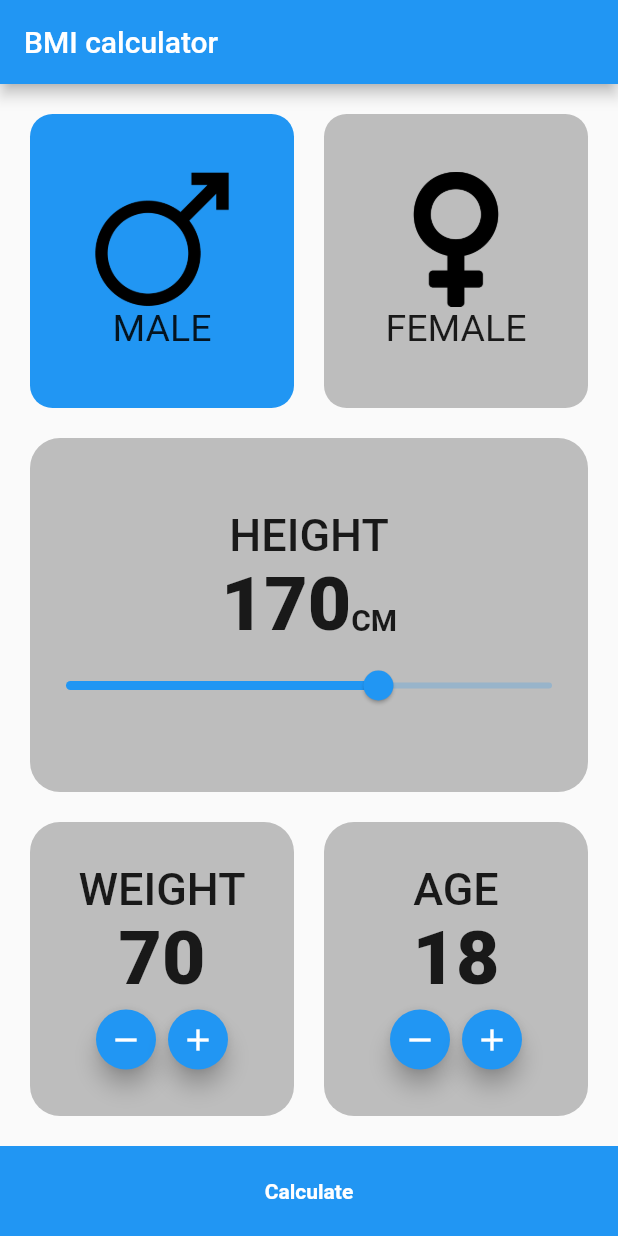
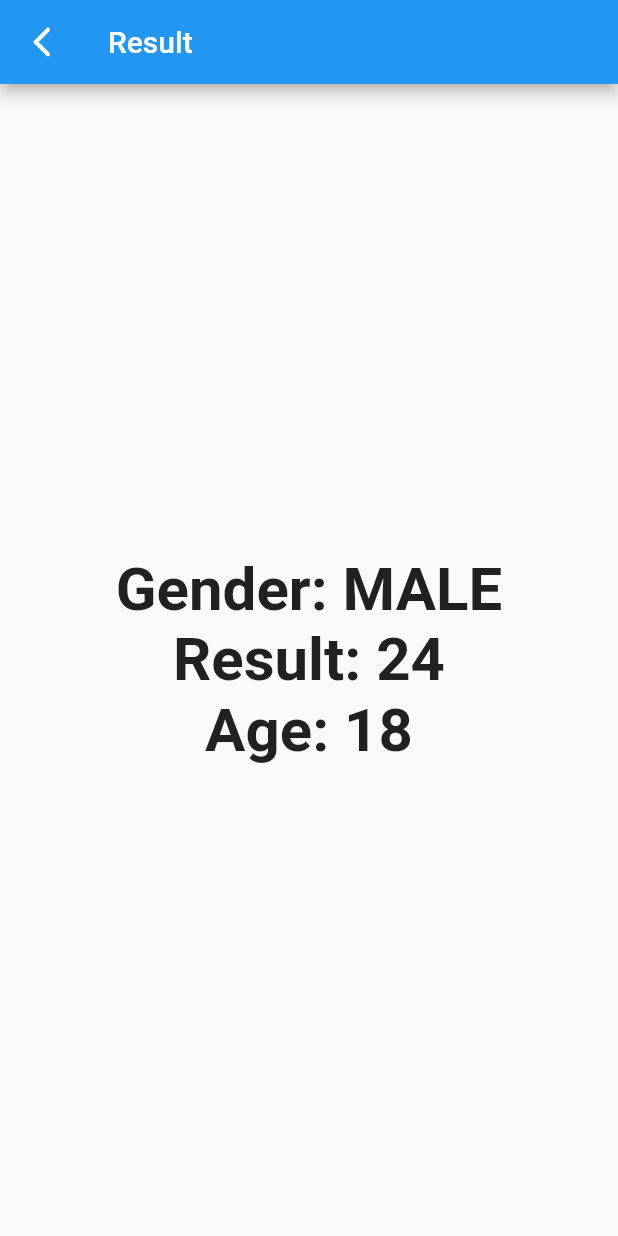
Before and after one commit to ahmedelassal0/BMI-calculator, a Flutter app: the screen it shows after launch, after a tap on the "remove" icon, after a tap on the "add" icon, after a tap on "Calculate", on a phone screen of 412 x 824 dp. Run offline on Flutter 3.47's test engine with Material 2 defaults, Android fonts, the phone set to English and light mode, and no system bars.

Commit message:
build the output screen (receives data from input screen)

```diff
--- a/lib/BmiCalculator.dart
+++ b/lib/BmiCalculator.dart
@@ -1,3 +1,6 @@
+import 'dart:math';
+
+import 'package:bmi_calculator/ResultBmiCalculatorScreen.dart';
 import 'package:flutter/material.dart';
 
 class BmiCalculator extends StatefulWidget {
@@ -185,6 +188,7 @@ class _BmiCalculatorState extends State<BmiCalculator> {
                                   weight--;
                                 });
                               },
+                                heroTag: 'weight-',
                               child: Icon(Icons.remove),
                                 mini: true,
                               ),
@@ -193,6 +197,7 @@ class _BmiCalculatorState extends State<BmiCalculator> {
                                   weight++;
                                 });
                               },
+                                heroTag: 'weight+',
                               child: Icon(Icons.add),
                                 mini: true,
                               ),
@@ -236,6 +241,7 @@ class _BmiCalculatorState extends State<BmiCalculator> {
                                   age--;
                                 });
                               },
+                                heroTag: "age-",
                               child: Icon(Icons.remove),
                                 mini: true,
                               ),
@@ -244,6 +250,7 @@ class _BmiCalculatorState extends State<BmiCalculator> {
                                   age++;
                                 });
                               },
+                                heroTag: "age+",
                               child: Icon(Icons.add),
                                 mini: true,
                               ),
@@ -261,7 +268,15 @@ class _BmiCalculatorState extends State<BmiCalculator> {
             width: double.infinity,
             height: 60.0,
             color: Colors.blue,
-            child: MaterialButton(onPressed: (){},
+            child: MaterialButton(onPressed: (){
+              // weight (kg) / [height (m)]2
+              var result = weight / pow(height /100, 2);
+              print(result);
+             Navigator.push(context,
+               MaterialPageRoute(builder: (context) => ResultBmiCalculator(result: result.round(), age: age, isMale: isMale),
+               ),
+             );
+            },
               child: Text("Calculate",
                 style: TextStyle(
                   fontWeight: FontWeight.bold,
--- /dev/null
+++ b/lib/ResultBmiCalculatorScreen.dart
@@ -0,0 +1,56 @@
+import 'package:flutter/material.dart';
+
+class ResultBmiCalculator extends StatelessWidget {
+  ResultBmiCalculator({
+    required this.result,
+    required this.age,
+    required this.isMale
+});
+
+  final int result;
+  final int age;
+  final bool isMale;
+  @override
+  Widget build(BuildContext context) {
+    return Scaffold(
+      appBar: AppBar(
+        leading: IconButton(
+          onPressed: (){
+            Navigator.pop(context);
+          },
+          icon: Icon(Icons.arrow_back_ios_new_rounded
+          ),
+        ),
+        title: Text("Result"),
+      ),
+      body: Container(
+        width: double.infinity,
+        child: Column(
+          mainAxisAlignment: MainAxisAlignment.center,
+          crossAxisAlignment: CrossAxisAlignment.center,
+          children:
+          [
+            Text("Gender: ${isMale?"MALE" : "FEMALE"}",
+            style: TextStyle(
+                fontSize: 40.0,
+              fontWeight: FontWeight.w700
+              ),
+            ),
+            Text("Result: $result",
+            style: TextStyle(
+                fontSize: 40.0,
+              fontWeight: FontWeight.w700
+              ),
+            ),
+            Text("Age: $age",
+            style: TextStyle(
+                fontSize: 40.0,
+              fontWeight: FontWeight.w700
+              ),
+            ),
+          ],
+        ),
+      ),
+    );
+  }
+}
--- a/lib/main.dart
+++ b/lib/main.dart
@@ -1,3 +1,4 @@
+import 'package:bmi_calculator/ResultBmiCalculatorScreen.dart';
 import 'package:flutter/material.dart';
 
 import 'BmiCalculator.dart';
```
